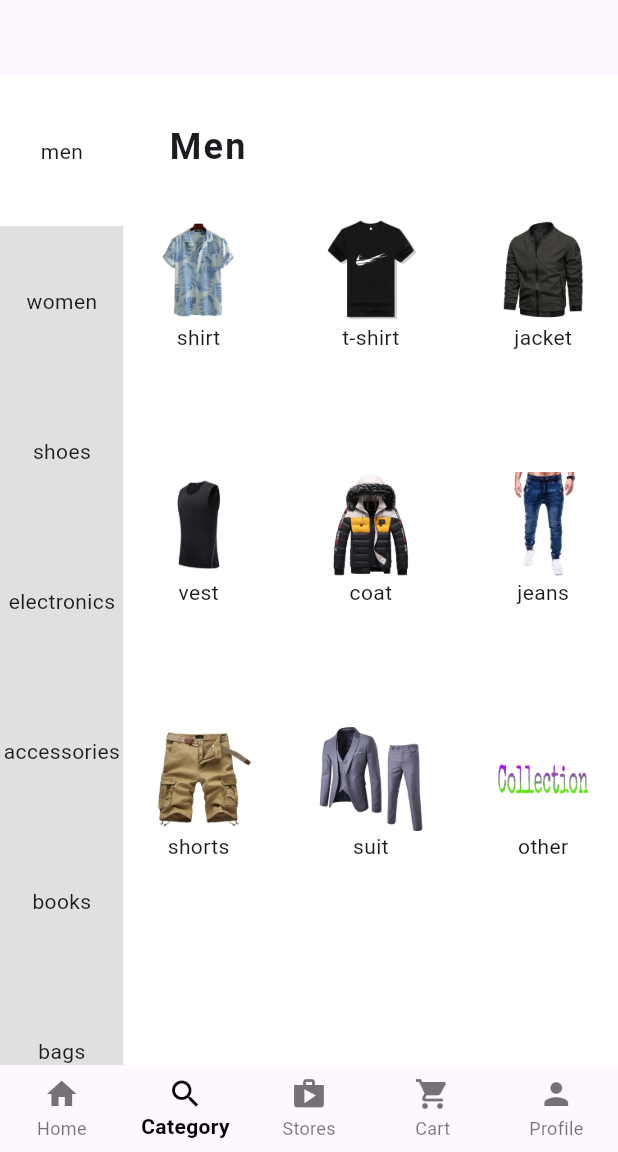
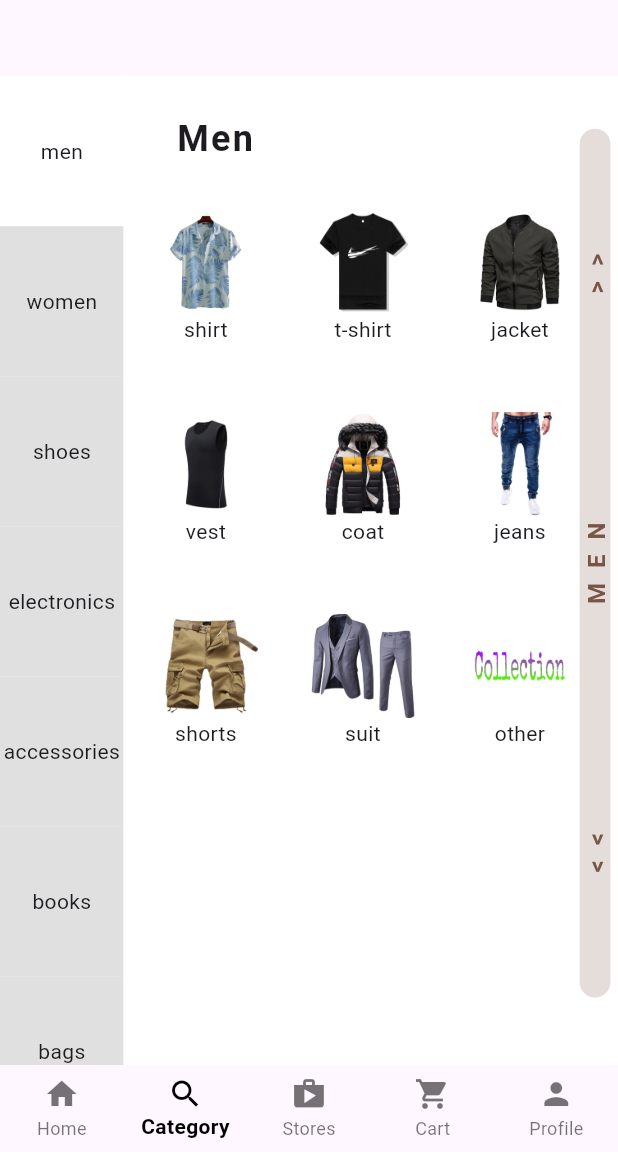
Before and after one commit to eduardolluis/multi-store-app, a Flutter app: the screen it shows after launch, item 2 of the bottom bar chosen, on a phone screen of 412 x 824 dp, the part 84-1236 px from its top. Run offline on Flutter 3.47's test engine with Material 3 defaults, Android fonts, the phone set to English and light mode, and no system bars.

Commit message:
adding slidebar

```diff
--- a/lib/categories/men_categ.dart
+++ b/lib/categories/men_categ.dart
@@ -7,7 +7,17 @@
 
   @override
   Widget build(BuildContext context) {
-    return Column(
+    return Padding(
+      padding: const EdgeInsets.all(5.0),
+      child: Stack(
+        children: [
+          Positioned(
+            bottom: 0,
+            left: 0,
+            child: SizedBox(
+              height: MediaQuery.of(context).size.height * 0.8,
+              width: MediaQuery.of(context).size.width * 0.75,
+              child: Column(
                 crossAxisAlignment: CrossAxisAlignment.start,
                 children: [
                   Padding(
@@ -24,9 +34,10 @@
                   SizedBox(
                     height: MediaQuery.of(context).size.height * 0.68,
                     child: GridView.count(
-            mainAxisSpacing: 70,
-            crossAxisSpacing: 15,
+                      mainAxisSpacing: 10,
+                      crossAxisSpacing: 5,
                       crossAxisCount: 3,
+                      childAspectRatio: 0.8,
                       children: List.generate(men.length, (index) {
                         return GestureDetector(
                           onTap: () {
@@ -57,6 +68,63 @@
                     ),
                   ),
                 ],
+              ),
+            ),
+          ),
+          Positioned(
+            bottom: 0,
+            right: 0,
+            child: SizedBox(
+              height: MediaQuery.of(context).size.height * 0.8,
+              width: MediaQuery.of(context).size.width * 0.05,
+              child: Padding(
+                padding: const EdgeInsets.symmetric(vertical: 40),
+                child: Container(
+                  decoration: BoxDecoration(
+                    color: Colors.brown.withOpacity(0.2),
+                    borderRadius: BorderRadius.circular(50),
+                  ),
+                  child: RotatedBox(
+                    quarterTurns: 3,
+                    child: Row(
+                      mainAxisAlignment: MainAxisAlignment.spaceAround,
+                      children: [
+                        Text(
+                          ' << ',
+                          style: TextStyle(
+                            color: Colors.brown,
+                            fontSize: 16,
+                            fontWeight: FontWeight.w600,
+                            letterSpacing: 10,
+                          ),
+                        ),
+                        Text(
+                          'men'.toUpperCase(),
+                          style: const TextStyle(
+                            color: Colors.brown,
+                            fontSize: 16,
+                            fontWeight: FontWeight.w600,
+                            letterSpacing: 10,
+                          ),
+                        ),
+                        Text(
+                          ' >> '.toUpperCase(),
+                          style: TextStyle(
+                            color: Colors.brown,
+                            fontSize: 16,
+                            fontWeight: FontWeight.w600,
+                            letterSpacing: 10,
+                          ),
+                        ),
+                      ],
+                    ),
+                  ),
+                ),
+              ),
+            ),
+          ),
+        ],
+      ),
     );
   }
 }
```
Lines whose indentation alone changed are shown as unchanged.
